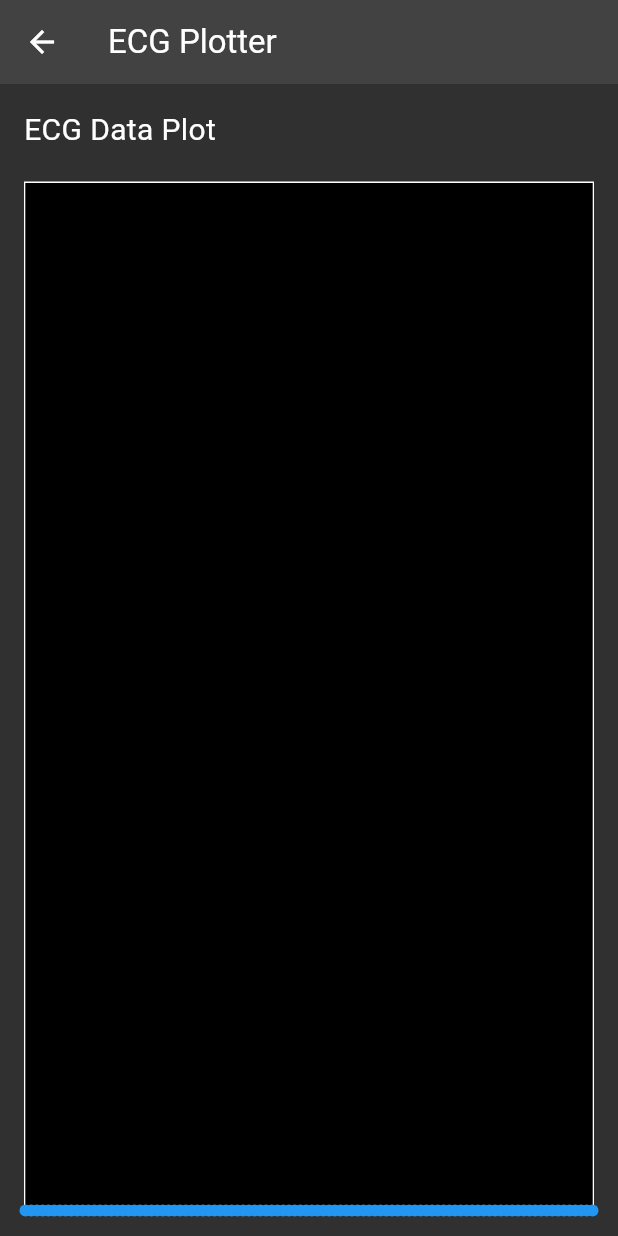
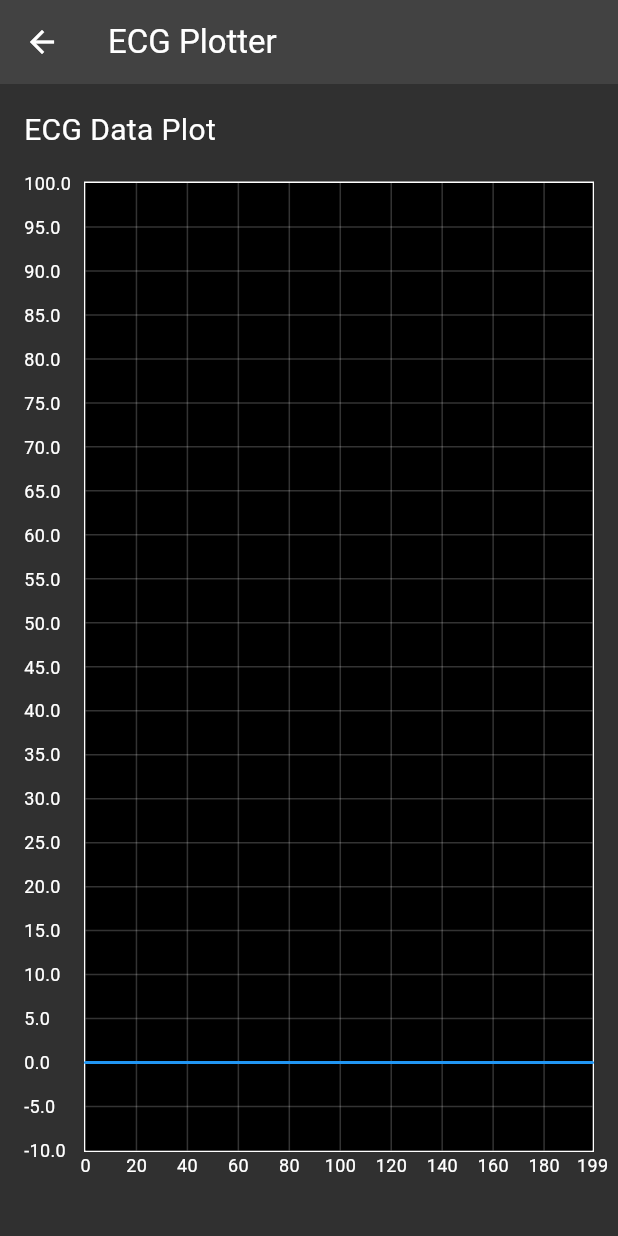
Before and after one commit to KingOscar68/ble_scanner_app, a Flutter app: the PlotterECGPage screen opened directly, on a phone screen of 412 x 824 dp. Run offline on Flutter 3.47's test engine with Material 3 defaults, Android fonts, the phone set to English and light mode, and no system bars; drawn by our look-alikes of fl_chart; our stand-ins replace flutter_blue, get, permission_handler.

Commit message:
Plotter funcional con 200 datos

```diff
--- a/lib/device_details_page.dart
+++ b/lib/device_details_page.dart
@@ -42,7 +42,7 @@ class DeviceDetailsPage extends StatelessWidget {
             ),
             SizedBox(height: 10),
             Obx(() {
-              if (controller.firstCharacteristicValue.value != 0 && controller.secondCharacteristicValue.value != 0) {
+              if (controller.firstCharacteristicData.isNotEmpty && controller.secondCharacteristicData.isNotEmpty) {
                 return Column(
                   crossAxisAlignment: CrossAxisAlignment.start,
                   children: [
@@ -52,12 +52,12 @@ class DeviceDetailsPage extends StatelessWidget {
                     ),
                     SizedBox(height: 10),
                     Text(
-                      "ECG: ${controller.firstCharacteristicValue.value}",
+                      "First Characteristic Value: ${controller.firstCharacteristicData.last}",
                       style: TextStyle(color: Colors.white, fontSize: 16),
                     ),
                     SizedBox(height: 5),
                     Text(
-                      "PPG: ${controller.secondCharacteristicValue.value}",
+                      "Second Characteristic Value: ${controller.secondCharacteristicData.last}",
                       style: TextStyle(color: Colors.white, fontSize: 16),
                     ),
                   ],
--- a/lib/plotter_ecg.dart
+++ b/lib/plotter_ecg.dart
@@ -34,16 +34,65 @@ class PlotterECGPage extends StatelessWidget {
                       show: true,
                       border: Border.all(color: Colors.white),
                     ),
-                    gridData: FlGridData(show: false),
-                    titlesData: FlTitlesData(show: false),
+                    gridData: FlGridData(
+                      show: true,
+                      drawVerticalLine: true,
+                      getDrawingHorizontalLine: (value) {
+                        return FlLine(
+                          color: Colors.white.withOpacity(0.2),
+                          strokeWidth: 1,
+                        );
+                      },
+                      getDrawingVerticalLine: (value) {
+                        return FlLine(
+                          color: Colors.white.withOpacity(0.2),
+                          strokeWidth: 1,
+                        );
+                      },
+                    ),
+                    titlesData: FlTitlesData(
+                      leftTitles: AxisTitles(
+                        sideTitles: SideTitles(
+                          showTitles: true,
+                          reservedSize: 40,
+                          getTitlesWidget: (value, meta) {
+                            return Text(
+                              value.toString(),
+                              style: TextStyle(color: Colors.white, fontSize: 12),
+                            );
+                          },
+                        ),
+                      ),
+                      bottomTitles: AxisTitles(
+                        sideTitles: SideTitles(
+                          showTitles: true,
+                          reservedSize: 40,
+                          getTitlesWidget: (value, meta) {
+                            return Text(
+                              value.toInt().toString(),
+                              style: TextStyle(color: Colors.white, fontSize: 12),
+                            );
+                          },
+                        ),
+                      ),
+                      rightTitles: AxisTitles(sideTitles: SideTitles(showTitles: false)),
+                      topTitles: AxisTitles(sideTitles: SideTitles(showTitles: false)),
+                    ),
                     lineBarsData: [
                       LineChartBarData(
                         isCurved: true,
-                        spots: _createSpots(controller.firstCharacteristicValue.value),
+                        spots: _getSpotsFromData(controller.firstCharacteristicData),
                         color: Colors.blue,
                         belowBarData: BarAreaData(show: false),
+                        dotData: FlDotData(
+                          show: false, // Oculta los puntos, solo muestra la línea
+                        ),
+                        isStrokeCapRound: true, // Hace que los extremos de la línea sean redondeados
+                        barWidth: 2, // Grosor de la línea
                       ),
                     ],
+                    minY: -10,  // Ajuste del mínimo valor del eje Y
+                    maxY: 100,  // Ajuste del máximo valor del eje Y
                   ),
                 );
               }),
@@ -54,11 +103,10 @@ class PlotterECGPage extends StatelessWidget {
     );
   }
 
-  List<FlSpot> _createSpots(int value) {
-    List<FlSpot> spots = [];
-    for (int i = 0; i < 100; i++) {
-      spots.add(FlSpot(i.toDouble(), value.toDouble()));
-    }
-    return spots;
+  // Convierte la lista de datos en una lista de FlSpot para el gráfico
+  List<FlSpot> _getSpotsFromData(List<double> dataList) {
+    return List.generate(dataList.length, (index) {
+      return FlSpot(index.toDouble(), dataList[index]);
+    });
   }
 }
```
Also changed, not shown: lib/ble_controller.dart (+19 -17 lines), lib/plotter_ppg.dart (+57 -12 lines).
